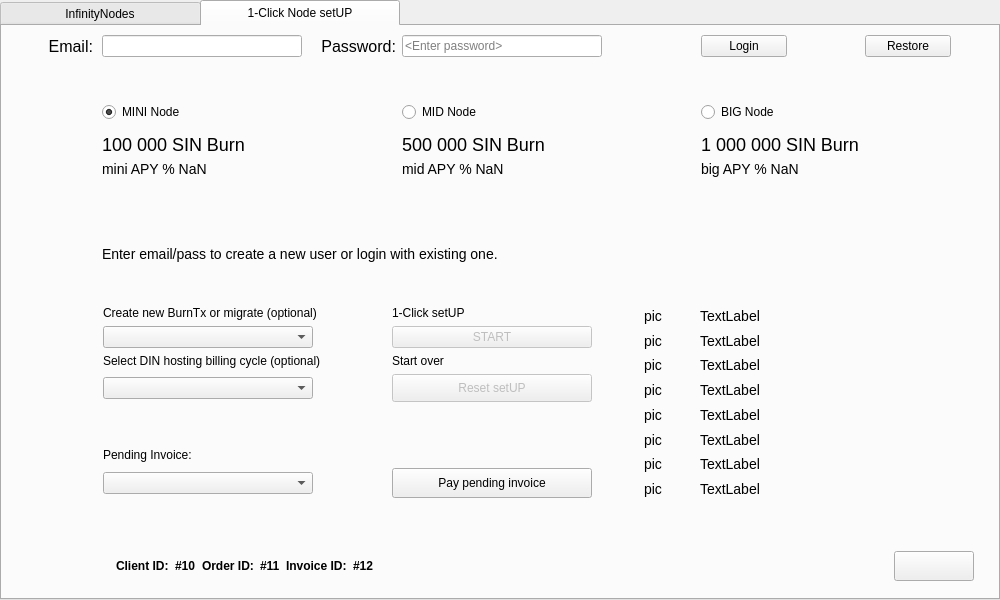
crptec/sinovate, file src/qt/forms/infinitynodelist.ui: the form before one commit.
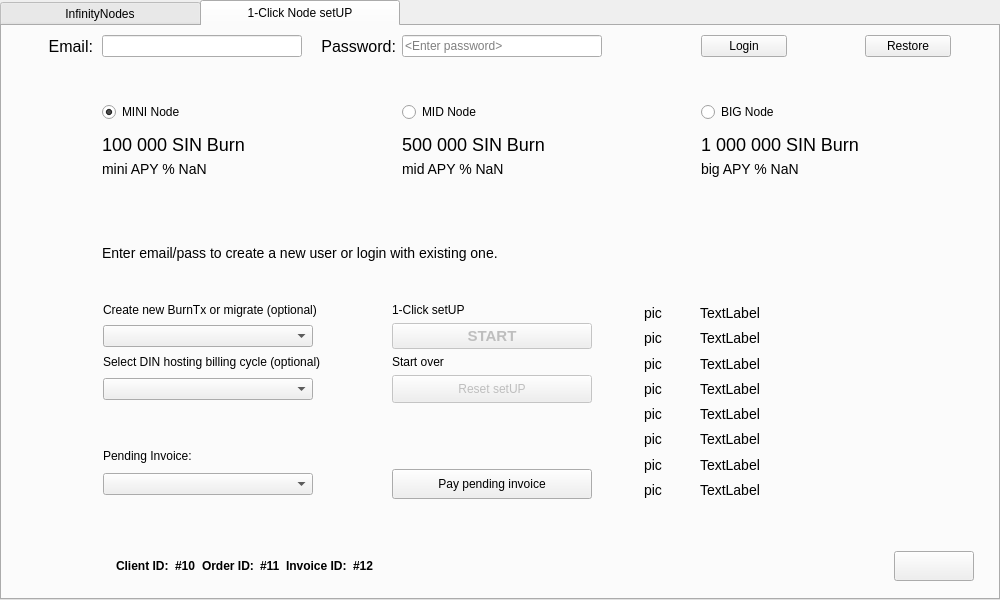
The form after the commit. The open tabs and pages were chosen to show the change. Custom widgets are drawn as their Qt base class.

```diff
--- a/src/qt/forms/infinitynodelist.ui
+++ b/src/qt/forms/infinitynodelist.ui
@@ -1291,6 +1291,13 @@
                   <height>28</height>
                  </size>
                 </property>
+                <property name="font">
+                 <font>
+                  <pointsize>11</pointsize>
+                  <weight>75</weight>
+                  <bold>true</bold>
+                 </font>
+                </property>
                 <property name="layoutDirection">
                  <enum>Qt::LeftToRight</enum>
                 </property>
```
